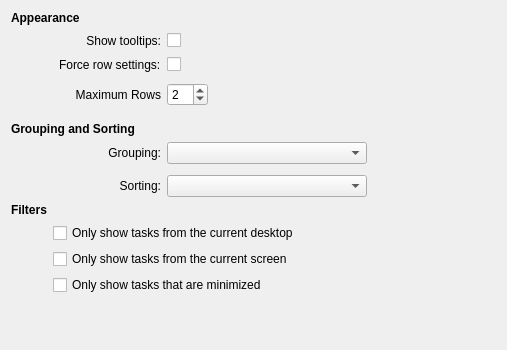
This is plasma/applets/tasks/tasksConfig.ui in mgottschlag/kwin-tiling as Qt 5 draws it before an edit. The edited form follows.
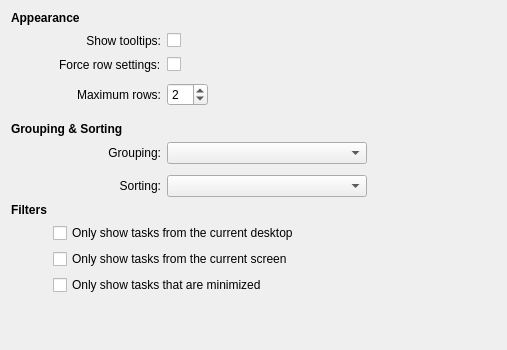
This is the edited form.

The edit to the form file:
```diff
--- a/plasma/applets/tasks/tasksConfig.ui
+++ b/plasma/applets/tasks/tasksConfig.ui
@@ -102,7 +102,7 @@
    <item row="4" column="1" colspan="2" >
     <widget class="QLabel" name="label_3" >
      <property name="text" >
-      <string>Maximum Rows</string>
+      <string>Maximum rows:</string>
      </property>
      <property name="alignment" >
       <set>Qt::AlignRight|Qt::AlignTrailing|Qt::AlignVCenter</set>
@@ -134,7 +134,7 @@
       </font>
      </property>
      <property name="text" >
-      <string>Grouping and Sorting</string>
+      <string>Grouping &amp; Sorting</string>
      </property>
     </widget>
    </item>
```
